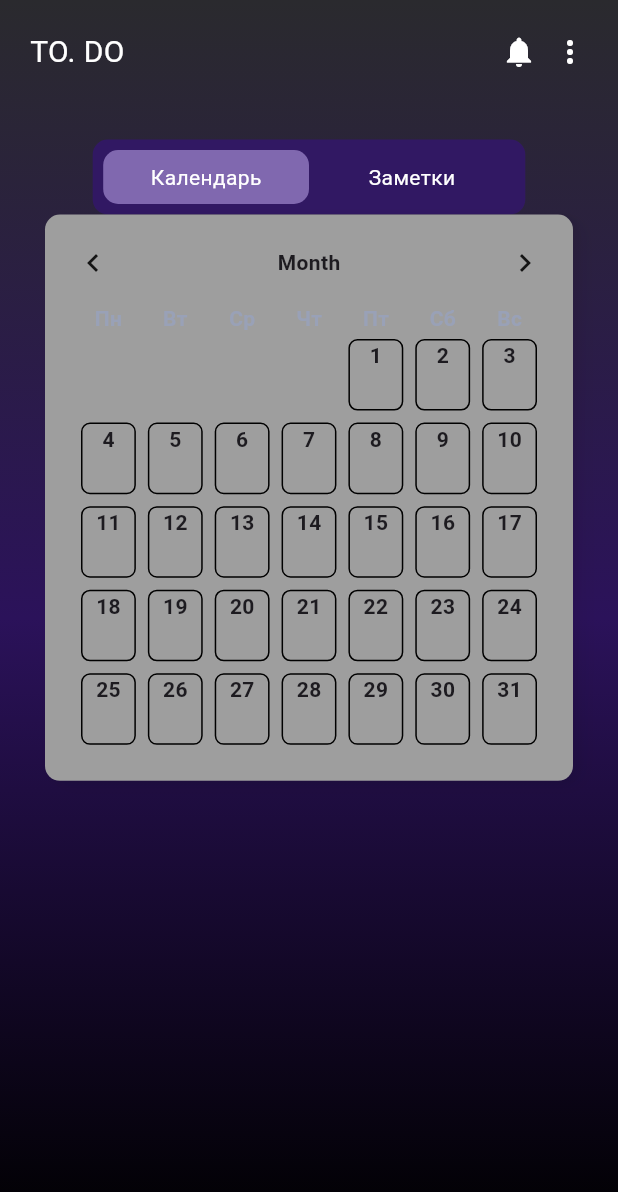
After one commit to 4ElentanoJt-hbM-93T-FEj/todo_mobile, a Flutter app: the screen it shows after launch, after a tap on "Начать", on a phone screen of 412 x 824 dp. The commit adds this screen. Shown: the top 1192 px of the screen. Run offline on Flutter 3.47's test engine with Material 3 defaults, Android fonts, the phone set to English and light mode, and no system bars; our stand-ins replace flutter_riverpod, flutter_svg, sqflite; accounts and stored records are empty; Roboto replaces fonts that are missing (Pt-Sans).

Commit message:
start add main page

```diff
--- /dev/null
+++ b/lib/db_core.dart
@@ -0,0 +1,67 @@
+import 'package:sqflite/sqflite.dart';
+
+class DatabaseCore {
+  DatabaseCore._();
+  static final DatabaseCore instance = DatabaseCore._();
+
+  static const String _dbName = 'my_db.db';
+  static const int _dbVersion = 1;
+
+  Database? _database;
+
+  Future<Database> get database async {
+    if (_database != null && _database!.isOpen) {
+      return _database!;
+    }
+    return await initDatabase();
+  }
+
+  Future<Database> initDatabase() async {
+    final databasesPath = await getDatabasesPath();
+    final path = '$databasesPath/$_dbName';
+
+    _database = await openDatabase(
+      path,
+      version: _dbVersion,
+      onCreate: _onCreate,
+      onUpgrade: _onUpgrade,
+    );
+
+    return _database!;
+  }
+
+  Future<void> _onCreate(Database db, int version) async {
+    await db.execute('''
+      CREATE TABLE User (
+        id INTEGER PRIMARY KEY AUTOINCREMENT,
+        name TEXT NOT NULL,
+        password_hash TEXT NOT NULL,
+        created_at INTEGER NOT NULL
+      )
+    ''');
+
+    await db.execute('''
+      CREATE TABLE Tasks (
+        id INTEGER PRIMARY KEY AUTOINCREMENT,
+        user_id INTEGER NOT NULL,
+        name TEXT NOT NULL,
+        description TEXT,
+        created_at INTEGER NOT NULL,
+        FOREIGN KEY (user_id) REFERENCES User (id)
+      )
+    ''');
+
+    // await db.execute('CREATE INDEX idx_tasks_user_id ON Tasks(user_id)');
+  }
+
+  Future<void> _onUpgrade(Database db, int oldVersion, int newVersion) async {
+    // Логика обновления схемы базы
+  }
+
+  Future<void> close() async {
+    if (_database != null && _database!.isOpen) {
+      await _database!.close();
+    }
+    _database = null;
+  }
+}
--- a/lib/main.dart
+++ b/lib/main.dart
@@ -1,11 +1,23 @@
 import 'package:flutter/material.dart';
+import 'package:flutter/services.dart';
+import 'package:flutter_riverpod/flutter_riverpod.dart';
+import 'package:to_do_app/db_core.dart';
 import 'package:to_do_app/routes/intro_screen.dart';
+import 'package:to_do_app/routes/main_page.dart';
 import 'package:to_do_app/routes/splash_screen.dart';
 
-void main() {
-  // TODO: Инициализация базы (создание пустой)
+void main() async {
+  WidgetsFlutterBinding.ensureInitialized();
+  SystemChrome.setSystemUIOverlayStyle(
+    const SystemUiOverlayStyle().copyWith(
+      statusBarColor: const Color.fromARGB(255, 42, 42, 46),
+      systemNavigationBarColor: Colors.black,
+    ),
+  );
   runApp(
-    const InitScreen(),
+    const ProviderScope(
+      child: InitScreen(),
+    ),
   );
 }
 
@@ -20,13 +32,27 @@ class InitScreen extends StatefulWidget {
 
 class _InitScreenState extends State<InitScreen> {
   @override
+  void initState() {
+    // init();
+    super.initState();
+  }
+
+  // void init() async {
+  //   var db = DatabaseCore.instance;
+  //   await db.initDatabase();
+  //   debugPrint(db.database.toString());
+  // }
+
+  @override
   Widget build(BuildContext context) {
     return MaterialApp(
       routes: {
         "/": (context) => const IntroScreen(),
         "/splash": (context) => const SplashScreen(),
+        "/main_page": (context) => const MainPage(),
       },
       initialRoute: "/",
+      debugShowCheckedModeBanner: false,
     );
   }
 }
--- /dev/null
+++ b/lib/routes/main_page.dart
@@ -0,0 +1,87 @@
+import 'package:flutter/material.dart';
+import 'package:to_do_app/widgets/calendar_widget.dart';
+import 'package:to_do_app/widgets/tab_widget.dart';
+
+class MainPage extends StatefulWidget {
+  const MainPage({super.key});
+
+  @override
+  State<MainPage> createState() => _MainPageState();
+}
+
+class _MainPageState extends State<MainPage> {
+  int selected = 0;
+
+  @override
+  Widget build(BuildContext context) {
+    return Scaffold(
+      body: SafeArea(
+        child: Container(
+          width: MediaQuery.of(context).size.width,
+          height: MediaQuery.of(context).size.height,
+          padding: const EdgeInsets.all(20),
+          decoration: selected == 0
+              ? const BoxDecoration(
+                  gradient: LinearGradient(
+                    begin: Alignment.topCenter,
+                    end: Alignment.bottomCenter,
+                    colors: [
+                      Color.fromARGB(255, 42, 42, 46),
+                      Color.fromARGB(255, 43, 18, 90),
+                      Color.fromARGB(255, 0, 0, 0),
+                    ],
+                  ),
+                )
+              : const BoxDecoration(),
+          child: Column(
+            children: [
+              const Row(
+                mainAxisAlignment: MainAxisAlignment.spaceBetween,
+                children: [
+                  Text(
+                    "TO. DO",
+                    style: TextStyle(
+                      color: Colors.white,
+                      fontSize: 20,
+                    ),
+                  ),
+                  Row(
+                    children: [
+                      Icon(
+                        Icons.notifications,
+                        color: Colors.white,
+                      ),
+                      SizedBox(
+                        width: 10,
+                      ),
+                      Icon(
+                        Icons.more_vert_outlined,
+                        color: Colors.white,
+                      ),
+                    ],
+                  ),
+                ],
+              ),
+
+              // ToDo: Tabs
+              const SizedBox(
+                height: 44,
+              ),
+              TabWidget(
+                selected: selected,
+                labels: const [
+                  "Календарь",
+                  "Заметки",
+                ],
+              ),
+
+              // ToDo: Calendar
+              CalendarWidget(),
+              // ToDo: Cards
+            ],
+          ),
+        ),
+      ),
+    );
+  }
+}
--- a/lib/routes/splash_screen.dart
+++ b/lib/routes/splash_screen.dart
@@ -55,7 +55,7 @@ class _SplashScreenState extends State<SplashScreen> {
               ),
               const Center(
                 child: Text(
-                  "Make yourself\nmore on time",
+                  "Сделайте себя\nболее пунктуальным)",
                   style: TextStyle(
                     fontSize: 30,
                     color: Colors.white,
@@ -64,7 +64,12 @@ class _SplashScreenState extends State<SplashScreen> {
               ),
               GestureDetector(
                 onTap: () {
-
+                  Navigator.of(context)
+                    ..pop()
+                    ..pop()
+                    ..pushNamed(
+                      "/main_page",
+                    );
                 },
                 child: Container(
                   width: MediaQuery.of(context).size.width * .6,
@@ -77,7 +82,7 @@ class _SplashScreenState extends State<SplashScreen> {
                   ),
                   child: const Center(
                     child: Text(
-                      "START",
+                      "Начать",
                       style: TextStyle(
                         fontSize: 24,
                         fontWeight: FontWeight.w700,
--- /dev/null
+++ b/lib/widgets/calendar_widget.dart
@@ -0,0 +1,431 @@
+import 'package:flutter/material.dart';
+import 'package:flutter_riverpod/flutter_riverpod.dart';
+import 'package:flutter_svg/svg.dart';
+import 'package:intl/intl.dart';
+
+class CalendarWidget extends ConsumerStatefulWidget {
+  // final CalendarViewModel? vm;
+  const CalendarWidget({
+    super.key,
+  });
+
+  @override
+  ConsumerState<CalendarWidget> createState() => _MkCalendarWidgetState();
+}
+
+class _MkCalendarWidgetState extends ConsumerState<CalendarWidget> {
+  @override
+  Widget build(BuildContext context) {
+    return Container(
+      padding: const EdgeInsets.all(20),
+      margin: const EdgeInsets.symmetric(horizontal: 10),
+      decoration: const BoxDecoration(
+        color: Colors.grey,
+        borderRadius: BorderRadius.all(
+          Radius.circular(10),
+        ),
+        boxShadow: [
+          BoxShadow(
+            offset: Offset(2, 1),
+            color: Color(0x0D000000),
+            blurRadius: 5,
+          ),
+          BoxShadow(
+            offset: Offset(8, 4),
+            color: Color(0x0A000000),
+            blurRadius: 9,
+          ),
+        ],
+      ),
+      child: Column(
+        children: [
+          // Заголовок с месяцем и годом
+          buildHeader(),
+          const SizedBox(height: 15),
+          // Дни недели
+          buildWeekDays(),
+          // Ячейки календаря
+          buildCalendarGrid(),
+        ],
+      ),
+    );
+  }
+
+  Widget buildHeader() {
+    return const Row(
+      mainAxisAlignment: MainAxisAlignment.spaceBetween,
+      children: [
+        const Icon(Icons.chevron_left),
+        Text(
+          "Month",
+          // '${getMonthName(ref.read(calendarEventsViewProvider).selectedDate!.month)} ${ref.read(calendarEventsViewProvider).selectedDate!.year}',
+          style: const TextStyle(
+            fontSize: 14,
+            fontFamily: "Pt-Sans",
+            fontWeight: FontWeight.w600,
+            // color: ,
+          ),
+        ),
+        const Icon(Icons.chevron_right),
+      ],
+    );
+  }
+
+  void changeMonth(int offset, {DateTime? nextDate}) async {
+    // ref.read(calendarEventsViewProvider.notifier).clear();
+    // ref.read(calendarEventsViewProvider.notifier).changeMonth(
+    //       offset: offset,
+    //       nextDate: nextDate!,
+    //     );
+  }
+
+  // Генератор дней недели, добавить локализацию
+  Widget buildWeekDays() {
+    const weekDays = ['Пн', 'Вт', 'Ср', 'Чт', 'Пт', 'Сб', 'Вс'];
+    return Row(
+      children: [
+        for (var day in weekDays) ...[
+          Expanded(
+            child: Center(
+              child: Text(
+                day,
+                style: const TextStyle(
+                  fontWeight: FontWeight.bold,
+                  color: Color.fromARGB(255, 153, 161, 183),
+                ),
+              ),
+            ),
+          ),
+        ]
+      ],
+    );
+  }
+
+  Widget buildCalendarGrid() {
+    // final DateTime firstDayOfMonth = DateTime(
+    //     ref.read(calendarEventsViewProvider).selectedDate!.year,
+    //     ref.read(calendarEventsViewProvider).selectedDate!.month,
+    //     1);
+    // final int daysInMonth = DateTime(
+    //         ref.read(calendarEventsViewProvider).selectedDate!.year,
+    //         ref.read(calendarEventsViewProvider).selectedDate!.month + 1,
+    //         0)
+    //     .day;
+
+    final DateTime firstDayOfMonth = DateTime(
+      DateTime.now().year,
+      DateTime.now().month,
+      1,
+    );
+    final int daysInMonth = DateTime(
+      DateTime.now().year,
+      DateTime.now().month + 1,
+      0,
+    ).day;
+
+    // День недели начала месяца
+    final int startingWeekday = firstDayOfMonth.weekday;
+
+    return Stack(
+      children: [
+        GridView.builder(
+          shrinkWrap: true,
+          physics: const NeverScrollableScrollPhysics(),
+          gridDelegate: const SliverGridDelegateWithFixedCrossAxisCount(
+            crossAxisCount: 7,
+            // mainAxisExtent: 40,
+            childAspectRatio: 0.8,
+            // crossAxisSpacing: 20,
+            // mainAxisSpacing: 20,
+          ),
+          // Пропуск дней прошлого месяца
+          itemCount: daysInMonth + startingWeekday - 1,
+          itemBuilder: (context, index) {
+            if (index < startingWeekday - 1) {
+              // Пустые ячейки в начале
+              return const SizedBox();
+            }
+
+            final int day = index - startingWeekday + 2;
+            // новая выбранная дата
+            final DateTime date = DateTime(
+              DateTime.now().year,
+              DateTime.now().month + 1,
+              DateTime.now().day,
+            );
+
+            return GestureDetector(
+              // onTap: () => ref
+              //     .read(calendarEventsViewProvider.notifier)
+              //     .selectDate(date),
+              child: Container(
+                width: 60,
+                height: 60,
+                margin: const EdgeInsets.all(4),
+                decoration: BoxDecoration(
+                  // color: isSelectDay(date,
+                  //         ref.read(calendarEventsViewProvider).currentDate!)
+                  //     ? UIColors.background_container_blue_rating
+                  //     : isSelectDay(
+                  //                 date,
+                  //                 ref
+                  //                     .read(calendarEventsViewProvider)
+                  //                     .selectedDate!) &&
+                  //             ref.read(calendarEventsViewProvider).isSelectDate!
+                  //         ? UIColors.background_container_blue_rating
+                  //         : Colors.transparent,
+                  borderRadius: const BorderRadius.all(
+                    Radius.circular(6),
+                  ),
+                  border: Border.all(
+                    width: 1,
+                    // color: isSelectDay(
+                    //             date,
+                    //             ref
+                    //                 .read(calendarEventsViewProvider)
+                    //                 .selectedDate!) &&
+                    //         ref.read(calendarEventsViewProvider).isSelectDate!
+                    //     ? UIColors.active_element
+                    //     : Colors.transparent,
+                  ),
+                ),
+                child: SizedBox(
+                  child: Column(
+                    children: [
+                      Center(
+                        child: Text(
+                          day.toString(),
+                          style: TextStyle(
+                            // color: isSelectDay(
+                            //         date,
+                            //         ref
+                            //             .read(calendarEventsViewProvider)
+                            //             .currentDate!)
+                            //     ? UIColors.active_element
+                            //     : UIColors.back_bth_title,
+                            fontSize: 14,
+                            fontFamily: "Pt-Sans",
+                            fontWeight: FontWeight.w700,
+                          ),
+                        ),
+                      ),
+                      // Expanded(
+                      //   child: getEvents(widget.vm, date),
+                      // ),
+                    ],
+                  ),
+                ),
+              ),
+            );
+          },
+        ),
+        // ref.read(calendarEventsViewProvider).current! ==
+        //         CalendarViewModelStatus.loading
+        //     ? const Center(
+        //         child: MTCircleProgressIndicator(),
+        //       )
+        //     : const SizedBox()
+      ],
+    );
+  }
+
+  String getMonthName(int month) {
+    const months = [
+      'Январь',
+      'Февраль',
+      'Март',
+      'Апрель',
+      'Май',
+      'Июнь',
+      'Июль',
+      'Август',
+      'Сентябрь',
+      'Октябрь',
+      'Ноябрь',
+      'Декабрь'
+    ];
+    return month > 0 ? months[month - 1] : "";
+  }
+
+  bool isSelectDay(DateTime date1, DateTime date2) {
+    return date1.year == date2.year &&
+        date1.month == date2.month &&
+        date1.day == date2.day;
+  }
+
+//   Widget getEvents(CalendarViewModel? vm, DateTime currentDay) {
+//     // int count = 0;
+//     // int countTraining = 0;
+//     // var eventsList = ref.read(calendarEventsViewProvider.notifier).eventsList;
+//     // String trainingStatus = "";
+
+//     // // Инициализация дня в eventsList если его нет
+//     // var needInsertEvents = !eventsList.containsKey(currentDay);
+//     // if (needInsertEvents) {
+//     //   eventsList[currentDay] = {
+//     //     'events': [],
+//     //     'trainings': [],
+//     //     'performance_review': [],
+//     //     'meetings': [],
+//     //     'birthdays': [],
+//     //     "end_probation_day": [],
+//     //     "locations": [],
+//     //   };
+//     // }
+
+//     // // Функция для преобразования даты из timestamp
+//     // DateTime parseBirthdayDate(int timestamp) {
+//     //   return DateTime.fromMillisecondsSinceEpoch(timestamp * 1000);
+//     // }
+
+//     // // Функция для парсинга даты из строки формата "dd.MM.yyyy"
+//     // DateTime parsePerfomanceReviewDate(String dateStr) {
+//     //   DateFormat format = DateFormat("dd.MM.yyyy HH:mm");
+//     //   DateTime result = format.parse(dateStr);
+//     //   return result;
+//     // }
+
+//     // // Функция для проверки совпадения дня (без учета времени)
+//     // bool isSameDay(DateTime date1, DateTime date2) {
+//     //   return date1.year == date2.year &&
+//     //       date1.month == date2.month &&
+//     //       date1.day == date2.day;
+//     // }
+
+//     // // Функция для проверки вхождения текущего дня в диапазон события
+//     // bool isInEventRange(DateTime current, DateTime? start, DateTime? end) {
+//     //   if (start == null || end == null) return false;
+//     //   final currentDate = DateTime(current.year, current.month, current.day);
+//     //   final startDate = DateTime(start.year, start.month, start.day);
+//     //   final endDate = DateTime(end.year, end.month, end.day);
+
+//     //   return (currentDate.isAfter(startDate) ||
+//     //           currentDate.isAtSameMomentAs(startDate)) &&
+//     //       (currentDate.isBefore(endDate) ||
+//     //           currentDate.isAtSameMomentAs(endDate));
+//     // }
+
+//     // // Обработка обычных событий
+//     // for (Event event in vm?.data?.data?.events ?? []) {
+//     //   if (isInEventRange(currentDay, event.startDate, event.endDate)) {
+//     //     if (needInsertEvents) {
+//     //       eventsList[currentDay]!['events']!.add(event);
+//     //     }
+//     //     count++;
+//     //   }
+//     // }
+
+//     // // Обработка тренингов
+//     // for (Trainings training in vm?.data?.data?.trainings ?? []) {
+//     //   try {
+//     //     final startDate =
+//     //         DateFormat('dd.MM.yyyy').parse(training.startDateFormat!);
+//     //     final endDate = DateFormat('dd.MM.yyyy').parse(training.endDateFormat!);
+
+//     //     if (isInEventRange(currentDay, startDate, endDate)) {
+//     //       if (needInsertEvents) {
+//     //         eventsList[currentDay]!['trainings']!.add(training);
+//     //       }
+//     //       countTraining++;
+//     //       trainingStatus = training.status!.code!;
+//     //     }
+//     //   } catch (e) {
+//     //     debugPrint('Error parsing training date: $e');
+//     //   }
+//     // }
+
+//     // // Обработка дней рождений
+//     // for (Birthday birthday in vm?.data?.data?.birthdays ?? []) {
+//     //   final birthdayDate = parseBirthdayDate(birthday.date!);
+//     //   if (isSameDay(currentDay, birthdayDate)) {
+//     //     if (needInsertEvents) {
+//     //       eventsList[currentDay]!['birthdays']!.add(birthday);
+//     //     }
+//     //     count++;
+//     //   }
+//     // }
+
+//     // // Обработка дней окончания испытательного срока
+//     // for (final probationDay in vm?.data?.data?.endProbationDays ?? []) {
+//     //   final probationDate = parseBirthdayDate(probationDay.date!);
+//     //   if (isSameDay(currentDay, probationDate)) {
+//     //     if (needInsertEvents) {
+//     //       eventsList[currentDay]!['end_probation_day']!.add(probationDay);
+//     //     }
+//     //     count++;
+//     //   }
+//     // }
+
+//     // for (Location location in vm?.data?.data?.locations ?? []) {
+//     //   try {
+//     //     final startDate = location.startDate;
+//     //     final endDate = location.endDate;
+//     //     if (isInEventRange(currentDay, startDate, endDate)) {
+//     //       if (needInsertEvents) {
+//     //         eventsList[currentDay]!['locations']!.add(location);
+//     //       }
+//     //       count++;
+//     //     }
+//     //   } catch (e) {
+//     //     debugPrint('Error parsing date: $e');
+//     //   }
+//     // }
+
+//     // for (PerformanceReview perfomanceReview
+//     //     in vm?.data?.data?.performanceReviews ?? []) {
+//     //   final probationDate =
+//     //       parsePerfomanceReviewDate(perfomanceReview.startDateFormat ?? "");
+//     //   if (isSameDay(currentDay, probationDate)) {
+//     //     if (needInsertEvents) {
+//     //       eventsList[currentDay]!['performance_review']!.add(perfomanceReview);
+//     //     }
+//     //     count++;
+//     //   }
+//     // }
+
+//     // Отображение счетчика событий
+//     return (count + countTraining) > 0
+//         ? Row(
+//             mainAxisAlignment: countTraining != 0
+//                 ? MainAxisAlignment.spaceAround
+//                 : MainAxisAlignment.center,
+//             children: [
+//               if (countTraining != 0) ...[
+//                 // ожидание
+//                 if (trainingStatus == "published") ...[
+//                   SvgPicture.asset("assets/Icons/Achievements/waiting.svg"),
+//                 ] else if (trainingStatus == "cancel") ...[
+//                   SvgPicture.asset("assets/Icons/HomePage/Failed.svg"),
+//                 ] else if (trainingStatus == "completed") ...[
+//                   SizedBox(
+//                     width: 15,
+//                     height: 15,
+//                     child: SvgPicture.asset(
+//                         "assets/Icons/HomePage/CompletedAnswer.svg"),
+//                   ),
+//                 ],
+//               ],
+//               // Здесь можно добавить иконку тренинга
+//               Container(
+//                 margin: const EdgeInsets.fromLTRB(0, 0, 0, 0),
+//                 padding: const EdgeInsets.all(4),
+//                 decoration: const BoxDecoration(
+//                   shape: BoxShape.circle,
+//                   color: Color.fromARGB(184, 212, 221, 233),
+//                 ),
+//                 child: Center(
+//                   child: Text(
+//                     (count + countTraining).toString(),
+//                     style: const TextStyle(
+//                       fontFamily: 'Pt-Sans',
+//                       fontSize: 9,
+//                       color: Color.fromARGB(255, 29, 29, 29),
+//                     ),
+//                   ),
+//                 ),
+//               )
+//             ],
+//           )
+//         : const SizedBox();
+//   }
+}
--- /dev/null
+++ b/lib/widgets/tab_widget.dart
@@ -0,0 +1,69 @@
+import 'package:flutter/material.dart';
+
+class TabWidget extends StatefulWidget {
+  TabWidget({
+    super.key,
+    this.labels,
+    this.selected,
+  });
+
+  List<String>? labels = [];
+  int? selected = 0;
+
+  @override
+  State<TabWidget> createState() => _TabWidgetState();
+}
+
+class _TabWidgetState extends State<TabWidget> {
+  @override
+  Widget build(BuildContext context) {
+    return Container(
+      width: MediaQuery.of(context).size.width * .7,
+      height: 50,
+      padding: const EdgeInsets.all(7),
+      decoration: const BoxDecoration(
+        color: Color.fromARGB(255, 49, 24, 99),
+        borderRadius: BorderRadius.all(
+          Radius.circular(
+            10,
+          ),
+        ),
+      ),
+      child: Row(
+        children: [
+          for (int i = 0; i < (widget.labels ?? []).length; i++) ...[
+            Expanded(
+              child: GestureDetector(
+                onTap: () {
+                  setState(() {
+                    widget.selected = i;
+                  });
+                },
+                child: Container(
+                  decoration: BoxDecoration(
+                    color: widget.selected == i
+                        ? const Color.fromARGB(255, 128, 104, 175)
+                        : Colors.transparent,
+                    borderRadius: const BorderRadius.all(
+                      Radius.circular(
+                        10,
+                      ),
+                    ),
+                  ),
+                  child: Center(
+                    child: Text(
+                      widget.labels![i],
+                      style: const TextStyle(
+                        color: Colors.white,
+                      ),
+                    ),
+                  ),
+                ),
+              ),
+            ),
+          ],
+        ],
+      ),
+    );
+  }
+}
--- a/pubspec.yaml
+++ b/pubspec.yaml
@@ -38,6 +38,9 @@ dependencies:
   riverpod: ^2.6.1
   sqflite: ^2.3.3+1
   lottie: ^3.1.3
+  flutter_riverpod: ^2.6.1
+  intl: ^0.20.2
+  flutter_svg: ^2.0.10+1
 
 dev_dependencies:
   flutter_test:
```
